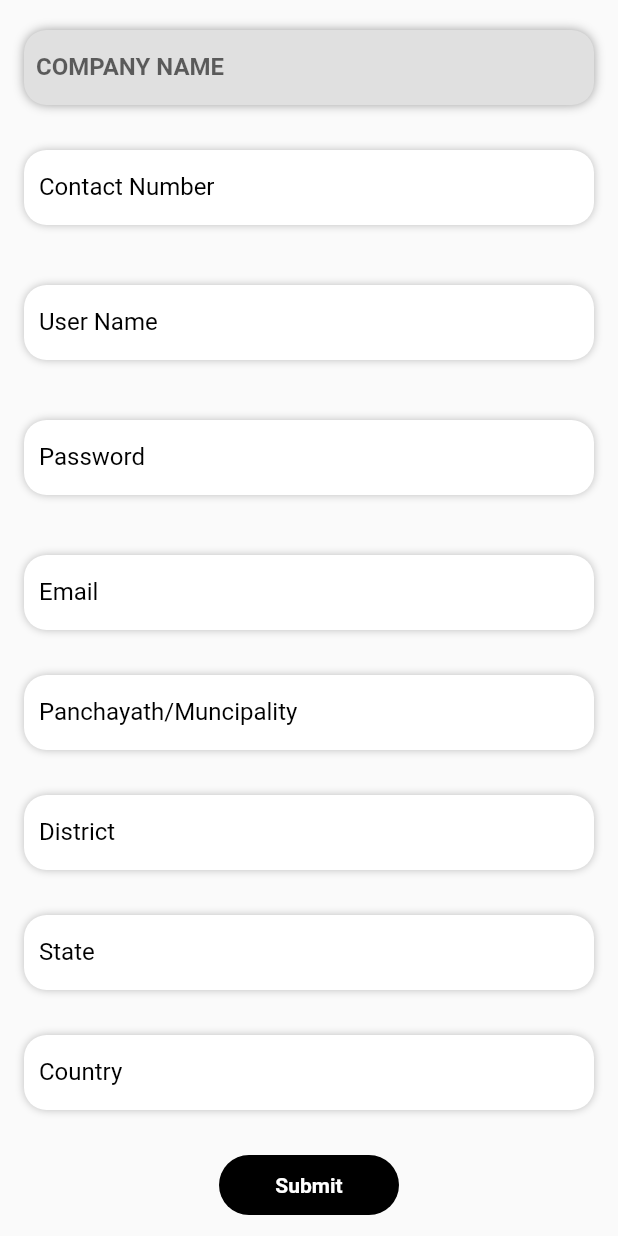
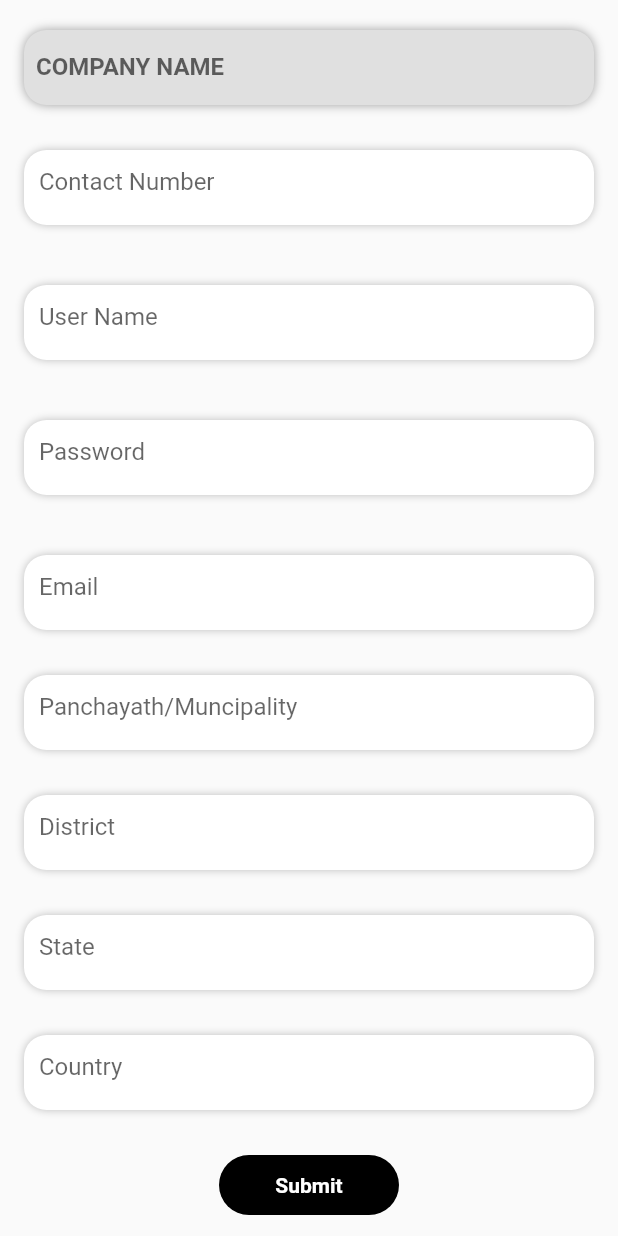
Before and after one commit to SangeethCK/demoappsquiso, a Flutter app: the CompanyAddress screen opened directly, on a phone screen of 412 x 824 dp. Run offline on Flutter 3.47's test engine with Material 2 defaults, Android fonts, the phone set to English and light mode, and no system bars; our stand-ins replace get.

Commit message:
Please enter the commit message for your changes. Lines starting with '#' will be ignored, and an empty message aborts the commit.
On branch master
Your branch is up to date with 'origin/master'.

Changes to be committed:
	modified:   lib/login/login.dart

```diff
--- a/lib/login/login.dart
+++ b/lib/login/login.dart
@@ -98,10 +98,8 @@ class Textfield extends StatelessWidget {
       child: TextField(
         decoration: InputDecoration(
           border: InputBorder.none,
-          label: Text(
-            text,
-            style: const TextStyle(color: Colors.black),
-          ),
+          hintText: text,
+
         ),
       ),
     );
```
